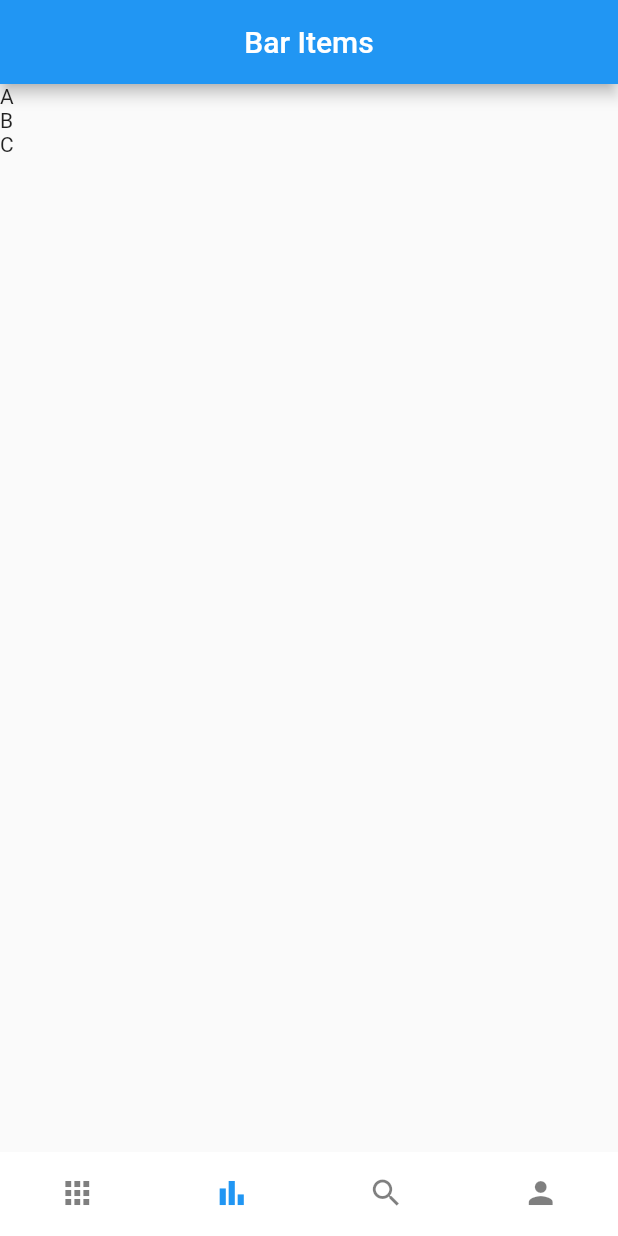
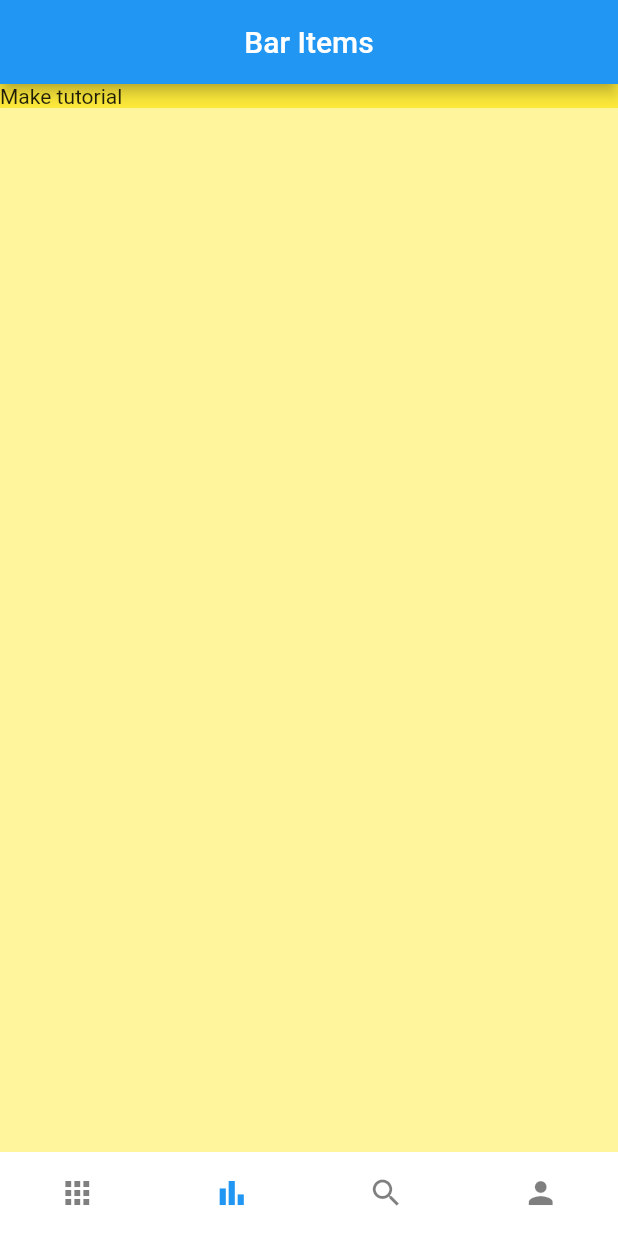
Before and after one commit to simonjv01/bottom_navigation_bar, a Flutter app: the screen it shows after launch, item 2 of the bottom bar chosen, on a phone screen of 412 x 824 dp. Run offline on Flutter 3.47's test engine with Material 2 defaults, Android fonts, the phone set to English and light mode, and no system bars.

Commit message:
updates to baritem page

```diff
--- a/lib/main.dart
+++ b/lib/main.dart
@@ -10,11 +10,10 @@ class MyApp extends StatelessWidget {
   @override
   Widget build(BuildContext context) {
     return MaterialApp(
-      title: 'Flutter Demo',
+      home: const MainPage(),
       theme: ThemeData(
-        primarySwatch: Colors.blue,
-      ),
-      home: const MainPage(),
+      primarySwatch: Colors.blue,
+      )
     );
   }
 }
--- a/lib/pages/navpages/bar_item_page.dart
+++ b/lib/pages/navpages/bar_item_page.dart
@@ -1,24 +1,28 @@
+import 'package:bottom_navigation_bar/utils/todo_tile.dart';
 import 'package:flutter/material.dart';
 
-class BarItemPage extends StatelessWidget {
+
+class BarItemPage extends StatefulWidget {
   const BarItemPage({Key? key}) : super(key: key);
 
   @override
+  State<BarItemPage> createState() => _BarItemPageState();
+}
+
+class _BarItemPageState extends State<BarItemPage> {
+  @override
   Widget build(BuildContext context) {
-     return MaterialApp(
-      home: Scaffold(
+    return Scaffold(
+      backgroundColor: Colors.yellow[200],
       appBar: AppBar(
         centerTitle: true,
         title: const Text('Bar Items'),
       ),
       body: ListView(
         children: [
-            Text('A'),
-            Text('B'),
-            Text('C'),
+          ToDoTile(),
         ],
       ),
-      )
     );
   }
 }
--- /dev/null
+++ b/lib/utils/todo_tile.dart
@@ -0,0 +1,14 @@
+import 'package:flutter/material.dart';
+
+
+class ToDoTile extends StatelessWidget {
+  const ToDoTile({Key? key}) : super(key: key);
+
+  @override
+  Widget build(BuildContext context) {
+    return Container(
+      decoration: const BoxDecoration(color: Colors.yellow),
+      child: const Text("Make tutorial"),
+    );
+  }
+}
```
Lines whose indentation alone changed are shown as unchanged.
